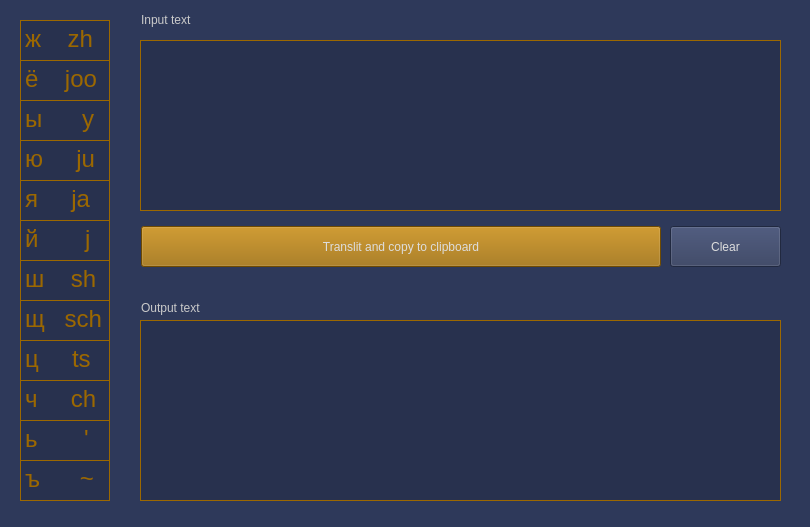
Qt form ui_Il_Translit.ui (il721/il_translit) before a commit.
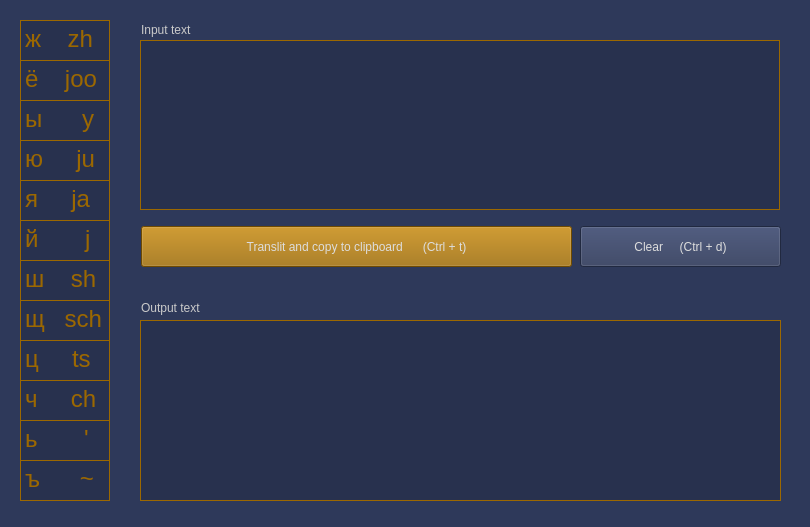
The same form after that commit. Icons and pictures are not drawn.

Commit message: Add shortcut to buttons

Patch:
```diff
--- a/ui_Il_Translit.ui
+++ b/ui_Il_Translit.ui
@@ -27,7 +27,7 @@
     <property name="geometry">
      <rect>
       <x>141</x>
-      <y>10</y>
+      <y>20</y>
       <width>69</width>
       <height>19</height>
      </rect>
@@ -44,7 +44,7 @@
      <rect>
       <x>141</x>
       <y>226</y>
-      <width>520</width>
+      <width>431</width>
       <height>41</height>
      </rect>
     </property>
@@ -54,7 +54,7 @@
 background-color: rgb(156, 104, 0);</string>
     </property>
     <property name="text">
-     <string>Translit and copy to clipboard</string>
+     <string>Translit and copy to clipboard      (Ctrl + t)</string>
     </property>
     <property name="icon">
      <iconset resource="icon_01.qrc">
@@ -383,9 +383,9 @@
    <widget class="QPushButton" name="clear_button">
     <property name="geometry">
      <rect>
-      <x>670</x>
+      <x>580</x>
       <y>226</y>
-      <width>111</width>
+      <width>201</width>
       <height>41</height>
      </rect>
     </property>
@@ -394,7 +394,7 @@
 </string>
     </property>
     <property name="text">
-     <string>Clear</string>
+     <string>Clear     (Ctrl + d)</string>
     </property>
     <property name="icon">
      <iconset resource="icon_01.qrc">
@@ -407,24 +407,6 @@
      </size>
     </property>
    </widget>
-   <widget class="QLineEdit" name="input_window">
-    <property name="geometry">
-     <rect>
-      <x>140</x>
-      <y>40</y>
-      <width>641</width>
-      <height>171</height>
-     </rect>
-    </property>
-    <property name="styleSheet">
-     <string notr="true">background-color: rgba(0, 0, 0, 35);
-border: 1px solid rgb(156, 104, 0);
-border-color: rgb(156, 104, 0);</string>
-    </property>
-    <property name="alignment">
-     <set>Qt::AlignLeading|Qt::AlignLeft|Qt::AlignTop</set>
-    </property>
-   </widget>
    <widget class="QLabel" name="output_window">
     <property name="geometry">
      <rect>
@@ -473,6 +455,21 @@
 &lt;p style=&quot; margin-top:0px; margin-bottom:0px; margin-left:0px; margin-right:0px; -qt-block-indent:0; text-indent:0px;&quot;&gt;ц     ts&lt;/p&gt;&lt;/body&gt;&lt;/html&gt;</string>
     </property>
    </widget>
+   <widget class="QPlainTextEdit" name="input_window">
+    <property name="geometry">
+     <rect>
+      <x>140</x>
+      <y>40</y>
+      <width>640</width>
+      <height>170</height>
+     </rect>
+    </property>
+    <property name="styleSheet">
+     <string notr="true">background-color: rgba(0, 0, 0, 35);
+border: 1px solid rgb(156, 104, 0);
+border-color: rgb(156, 104, 0);</string>
+    </property>
+   </widget>
   </widget>
  </widget>
  <resources>
```
The commit also changes 3 other files.
